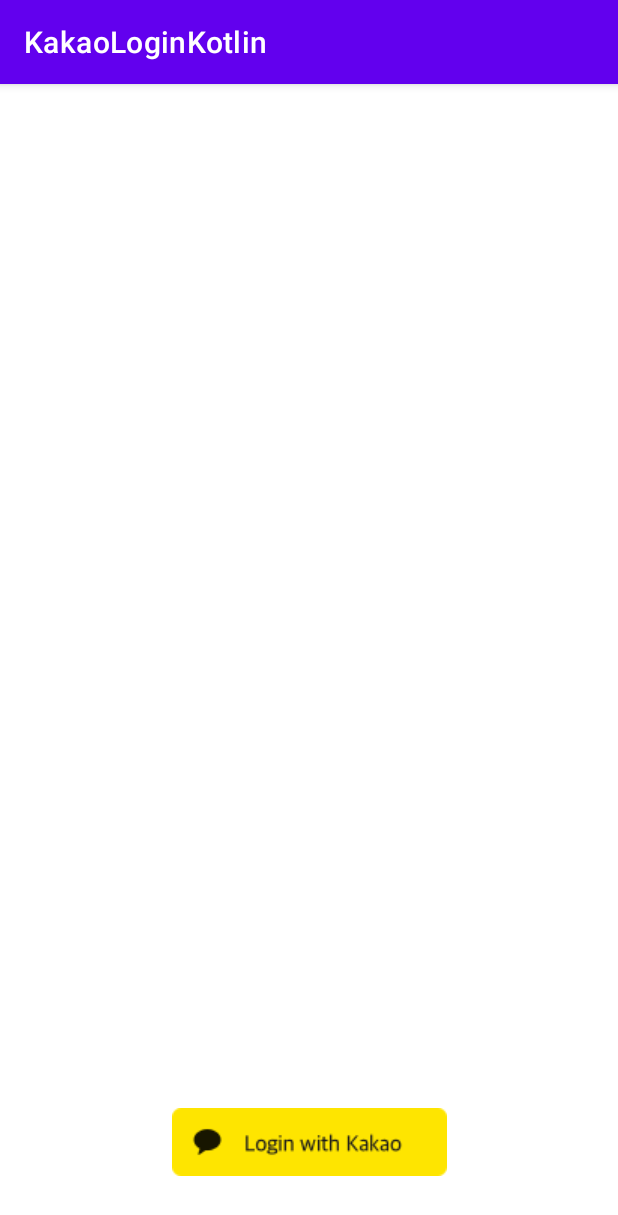
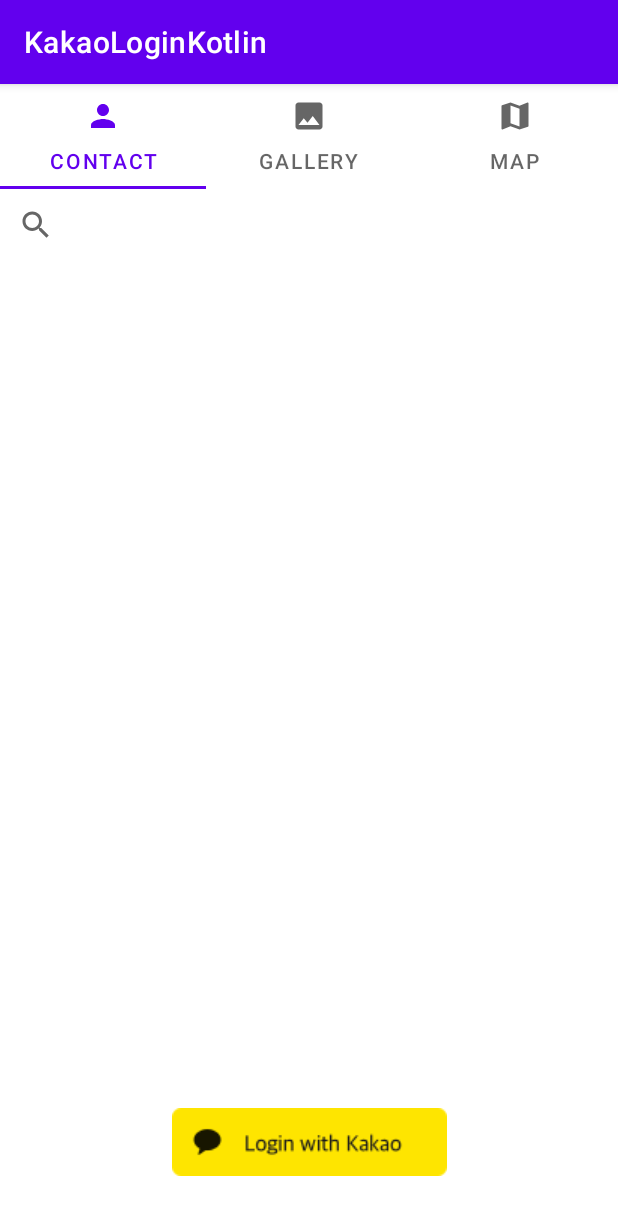
Before and after one commit to legitimation/KakaoLoginKotlin, an Android app: the screen it shows after launch (MainActivity), on a phone screen of 412 x 824 dp. Shown: the top 1215 px of the screen. Run offline under Robolectric (Android 15) with nearby library versions, the phone set to English and light mode, and no system bars; libraries missing offline, so code that uses them is left out: com.kakao.sdk; 4 statements that could not run were skipped.

Commit message:
3tabs using frag

```diff
--- a/app/build.gradle
+++ b/app/build.gradle
@@ -30,6 +30,9 @@ android {
     kotlinOptions {
         jvmTarget = '1.8'
     }
+    buildFeatures {
+        viewBinding true
+    }
 }
 
 dependencies {
--- /dev/null
+++ b/app/src/main/java/com/example/kakaologinkotlin/FirstFragment.kt
@@ -0,0 +1,22 @@
+  package com.example.kakaologinkotlin
+
+import android.os.Bundle
+import android.view.LayoutInflater
+import android.view.View
+import android.view.ViewGroup
+import androidx.fragment.app.Fragment
+
+  class FirstFragment : Fragment() {
+
+    override fun onCreateView(
+        inflater: LayoutInflater,
+        container: ViewGroup?,
+        savedInstanceState: Bundle?
+    ): View? {
+        return inflater.inflate(R.layout.fragment_first, container, false)
+    }
+
+    override fun onViewCreated(view: View, savedInstanceState: Bundle?) {
+        super.onViewCreated(view, savedInstanceState)
+        }
+  }
--- /dev/null
+++ b/app/src/main/java/com/example/kakaologinkotlin/FragmentAdapter.kt
@@ -0,0 +1,25 @@
+package com.example.kakaologinkotlin
+
+import androidx.fragment.app.Fragment
+import androidx.fragment.app.FragmentManager
+import androidx.lifecycle.Lifecycle
+import androidx.viewpager2.adapter.FragmentStateAdapter
+
+
+class FragmentAdapter(fragmentManager: FragmentManager, lifecycle: Lifecycle): FragmentStateAdapter(fragmentManager, lifecycle) {
+    private val PAGENUMBER = 3
+
+    override fun getItemCount(): Int {
+        return PAGENUMBER
+    }
+
+    override fun createFragment(position: Int): Fragment {
+        val fragment = when(position)
+        {
+            0->FirstFragment()
+            1->SecondFragment()
+            else->ThirdFragment()
+        }
+        return fragment
+    }
+}
--- a/app/src/main/java/com/example/kakaologinkotlin/MainActivity.kt
+++ b/app/src/main/java/com/example/kakaologinkotlin/MainActivity.kt
@@ -7,6 +7,9 @@ import android.util.Log
 import android.widget.Button
 import android.widget.ImageButton
 import android.widget.Toast
+import androidx.viewpager2.widget.ViewPager2
+import com.google.android.material.tabs.TabLayout
+import com.google.android.material.tabs.TabLayoutMediator
 import com.kakao.sdk.auth.LoginClient
 import com.kakao.sdk.auth.model.OAuthToken
 import com.kakao.sdk.common.util.Utility
@@ -69,5 +72,31 @@ class MainActivity : AppCompatActivity() {
                 LoginClient.instance.loginWithKakaoAccount(this, callback = callback)
             }
         }
+
+
+        val tabLayout=findViewById<TabLayout>(R.id.tab)
+        val viewpager2=findViewById<ViewPager2>(R.id.viewPager2)
+
+        val adapter = FragmentAdapter(supportFragmentManager, lifecycle)
+
+        viewpager2.adapter=adapter
+
+        TabLayoutMediator(tabLayout, viewpager2){tab, position->
+            when(position){
+                0->{
+                    tab.text = "Contact"
+                    tab.setIcon(R.drawable.ic_baseline_person_24)
+                }
+                1->{
+                    tab.text = "Gallery"
+                    tab.setIcon(R.drawable.ic_baseline_photo_24)
+                }
+                else->{
+                    tab.text = "Map"
+                    tab.setIcon(R.drawable.ic_baseline_map_24)
+                }
+            }
+        }.attach()
+
     }
 }
--- /dev/null
+++ b/app/src/main/res/drawable/ic_baseline_map_24.xml
@@ -0,0 +1,10 @@
+<vector xmlns:android="http://schemas.android.com/apk/res/android"
+    android:width="24dp"
+    android:height="24dp"
+    android:viewportWidth="24"
+    android:viewportHeight="24"
+    android:tint="?attr/colorControlNormal">
+  <path
+      android:fillColor="@android:color/white"
+      android:pathData="M20.5,3l-0.16,0.03L15,5.1 9,3 3.36,4.9c-0.21,0.07 -0.36,0.25 -0.36,0.48V20.5c0,0.28 0.22,0.5 0.5,0.5l0.16,-0.03L9,18.9l6,2.1 5.64,-1.9c0.21,-0.07 0.36,-0.25 0.36,-0.48V3.5c0,-0.28 -0.22,-0.5 -0.5,-0.5zM15,19l-6,-2.11V5l6,2.11V19z"/>
+</vector>
--- /dev/null
+++ b/app/src/main/res/drawable/ic_baseline_person_24.xml
@@ -0,0 +1,10 @@
+<vector xmlns:android="http://schemas.android.com/apk/res/android"
+    android:width="24dp"
+    android:height="24dp"
+    android:viewportWidth="24"
+    android:viewportHeight="24"
+    android:tint="?attr/colorControlNormal">
+  <path
+      android:fillColor="@android:color/white"
+      android:pathData="M12,12c2.21,0 4,-1.79 4,-4s-1.79,-4 -4,-4 -4,1.79 -4,4 1.79,4 4,4zM12,14c-2.67,0 -8,1.34 -8,4v2h16v-2c0,-2.66 -5.33,-4 -8,-4z"/>
+</vector>
--- /dev/null
+++ b/app/src/main/res/drawable/ic_baseline_photo_24.xml
@@ -0,0 +1,10 @@
+<vector xmlns:android="http://schemas.android.com/apk/res/android"
+    android:width="24dp"
+    android:height="24dp"
+    android:viewportWidth="24"
+    android:viewportHeight="24"
+    android:tint="?attr/colorControlNormal">
+  <path
+      android:fillColor="@android:color/white"
+      android:pathData="M21,19V5c0,-1.1 -0.9,-2 -2,-2H5c-1.1,0 -2,0.9 -2,2v14c0,1.1 0.9,2 2,2h14c1.1,0 2,-0.9 2,-2zM8.5,13.5l2.5,3.01L14.5,12l4.5,6H5l3.5,-4.5z"/>
+</vector>
--- a/app/src/main/res/layout/activity_main.xml
+++ b/app/src/main/res/layout/activity_main.xml
@@ -5,6 +5,27 @@
     android:layout_width="match_parent"
     android:layout_height="match_parent"
     tools:context=".MainActivity">
+
+    <com.google.android.material.tabs.TabLayout
+        android:id="@+id/tab"
+        android:layout_width="match_parent"
+        android:layout_height="70dp"
+        app:layout_constraintBottom_toTopOf="@id/viewPager2"
+        app:layout_constraintLeft_toLeftOf="parent"
+        app:layout_constraintRight_toRightOf="parent"
+        app:layout_constraintTop_toTopOf="parent" />
+
+<!--    android:background="@drawable/background"-->
+
+    <androidx.viewpager2.widget.ViewPager2
+        android:id="@+id/viewPager2"
+        android:layout_width="match_parent"
+        android:layout_height="0dp"
+        android:orientation="horizontal"
+        app:layout_constraintBottom_toBottomOf="parent"
+        app:layout_constraintLeft_toLeftOf="parent"
+        app:layout_constraintRight_toRightOf="parent"
+        app:layout_constraintTop_toBottomOf="@id/tab" />
 
     <ImageButton
         android:id="@+id/kakao_login_button"
--- /dev/null
+++ b/app/src/main/res/layout/fragment_first.xml
@@ -0,0 +1,32 @@
+<?xml version="1.0" encoding="utf-8"?>
+<androidx.constraintlayout.widget.ConstraintLayout xmlns:android="http://schemas.android.com/apk/res/android"
+    xmlns:app="http://schemas.android.com/apk/res-auto"
+    xmlns:tools="http://schemas.android.com/tools"
+    android:layout_width="match_parent"
+    android:layout_height="match_parent"
+    android:orientation="vertical"
+    tools:context=".MainActivity">
+
+    <SearchView
+        android:id="@+id/searchView"
+        android:layout_width="0dp"
+        android:layout_height="wrap_content"
+        app:iconifiedByDefault="false"
+        app:layout_constraintEnd_toEndOf="parent"
+        app:layout_constraintStart_toStartOf="parent"
+        app:layout_constraintTop_toTopOf="@+id/listView"
+        app:layout_constraintBottom_toTopOf="@id/listView"
+        app:queryHint="Search"/>
+
+    <ListView
+        android:id="@+id/listView"
+        android:layout_width="0dp"
+        android:layout_height="0dp"
+        android:textFilterEnabled="true"
+        app:layout_constraintBottom_toBottomOf="parent"
+        app:layout_constraintEnd_toEndOf="parent"
+        app:layout_constraintStart_toStartOf="parent"
+        app:layout_constraintTop_toBottomOf="@id/searchView"></ListView>
+<!--        tools:listitem="@layout/list_item"-->
+
+</androidx.constraintlayout.widget.ConstraintLayout>
```
Also changed, not shown: app/src/main/java/com/example/kakaologinkotlin/SecondFragment.kt (added, +22 -0 lines), app/src/main/java/com/example/kakaologinkotlin/ThirdFragment.kt (added, +22 -0 lines), app/src/main/res/layout/fragment_second.xml (added, +52 -0 lines), app/src/main/res/layout/fragment_third.xml (added, +31 -0 lines).
